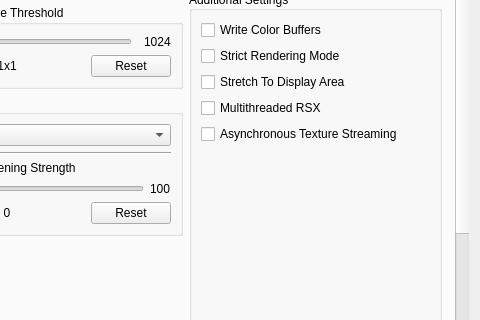
Old version of the form rpcs3/rpcs3qt/settings_dialog.ui in the repository RPCS3/rpcs3; both pictures show x 376 to 856 and y 200 to 520 of the 856 by 688 pixel window.
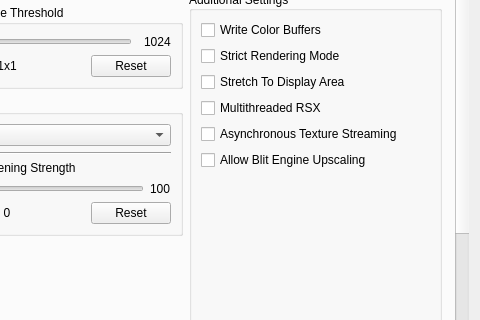
New version of the form. The open tabs and pages were chosen to show the change. Icons and pictures are not drawn.

Commit message:
rsx: Disable blit engine upscaling by default
- Temporary measure to keep regression testing on track.

```diff
--- a/rpcs3/rpcs3qt/settings_dialog.ui
+++ b/rpcs3/rpcs3qt/settings_dialog.ui
@@ -987,6 +987,13 @@
                  </property>
                 </widget>
                </item>
+               <item>
+                <widget class="QCheckBox" name="blitEngineScaling">
+                 <property name="text">
+                  <string>Allow Blit Engine Upscaling</string>
+                 </property>
+                </widget>
+               </item>
                <item>
                 <spacer name="additional_settings_spacer">
                  <property name="orientation">
```
The commit also changes 6 other files.
